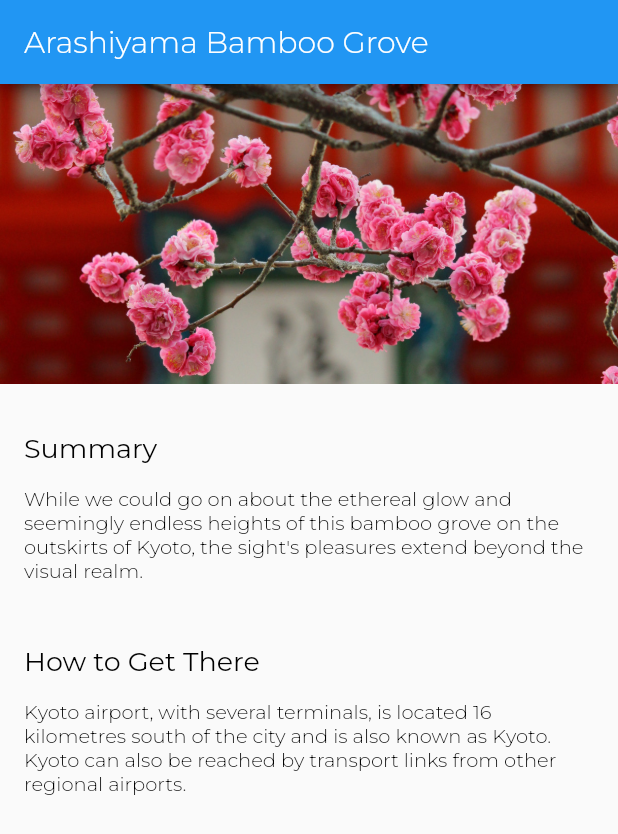
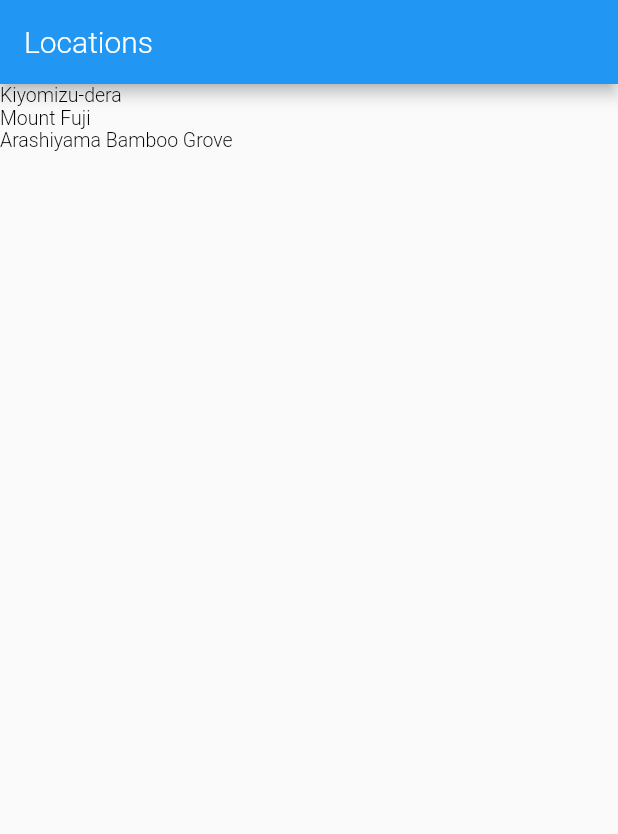
Before and after one commit to AshenOne98/beginner_app, a Flutter app: the screen it shows after launch, on a phone screen of 412 x 824 dp. Shown: the top 834 px of the screen. Run offline on Flutter 3.47's test engine with Material 2 defaults, Android fonts, the phone set to English and light mode, and no system bars.

Commit message:
added locations and route

```diff
--- a/lib/app.dart
+++ b/lib/app.dart
@@ -1,13 +1,41 @@
 import 'package:flutter/material.dart';
 import 'screens/location_detail/location_detail.dart';
+import 'screens/locations/locations.dart';
 import 'style.dart';
+
+const LocationsRoute = '/';
+const LocationDetailRoute = '/location_detail';
 
 class App extends StatelessWidget {
   @override
   Widget build(BuildContext context) {
     return MaterialApp(
-        home: LocationDetail(),
-        theme: ThemeData(
+      //home: Locations(),
+      onGenerateRoute: _routes(),
+      theme: _theme(),
+    );
+  }
+
+  RouteFactory _routes() {
+    return (settings) {
+      final Map<String, dynamic> arguments = settings.arguments;
+      Widget screen;
+      switch (settings.name) {
+        case LocationsRoute:
+          screen = Locations();
+          break;
+        case LocationDetailRoute:
+          screen = LocationDetail(arguments['id']);
+          break;
+        default:
+          return null;
+      }
+      return MaterialPageRoute(builder: (BuildContext context) => screen);
+    };
+  }
+
+  ThemeData _theme() {
+    return ThemeData(
         appBarTheme: AppBarTheme(
           // ignore: deprecated_member_use
           textTheme: TextTheme(title: AppBarTextStyle),
@@ -15,6 +43,6 @@ class App extends StatelessWidget {
         textTheme: TextTheme(
           title: TitleTextStyle,
           body1: Body1TextStyle,
-            )));
+        ));
   }
 }
--- a/lib/models/location.dart
+++ b/lib/models/location.dart
@@ -1,15 +1,27 @@
 import 'location_fact.dart';
 
 class Location {
+  final int id;
   String name;
   String imagePath;
   final List<LocationFact> facts;
 
-  Location(this.name, this.imagePath, this.facts);
+  Location(this.id, this.name, this.imagePath, this.facts);
 
   static List<Location> fetchAll() {
     return [
-      Location('Arashiyama Bamboo Grove', 'assets/images/kiyomizu-dera.jpg', [
+      Location(1, 'Kiyomizu-dera', 'assets/images/kiyomizu-dera.jpg', [
+        LocationFact('Summary',
+            'Kiyomizu-dera, officially Otowa-san Kiyomizu-dera, is an independent Buddhist temple in eastern Kyoto. The temple is part of the Historic Monuments of Ancient Kyoto UNESCO World Heritage site.'),
+        LocationFact('Architectural Style', 'Japanese Buddhist architecture.'),
+      ]),
+      Location(2, 'Mount Fuji', 'assets/images/fuji.jpg', [
+        LocationFact('Summary',
+            'Japan’s Mt. Fuji is an active volcano about 100 kilometers southwest of Tokyo. Commonly called “Fuji-san,” it’s the country’s tallest peak, at 3,776 meters. A pilgrimage site for centuries, it’s considered one of Japan’s 3 sacred mountains, and summit hikes remain a popular activity. Its iconic profile is the subject of numerous works of art, notably Edo Period prints by Hokusai and Hiroshige.'),
+        LocationFact('Did You Know',
+            'There are three cities that surround Mount Fuji: Gotemba, Fujiyoshida and Fujinomiya.'),
+      ]),
+      Location(3, 'Arashiyama Bamboo Grove', 'assets/images/arashiyama.jpg', [
         LocationFact('Summary',
             'While we could go on about the ethereal glow and seemingly endless heights of this bamboo grove on the outskirts of Kyoto, the sight\'s pleasures extend beyond the visual realm.'),
         LocationFact('How to Get There',
@@ -17,4 +29,18 @@ class Location {
       ]),
     ];
   }
+
+  static Location fetchByID(int locationID) {
+    //fetch all locations, iterate them and when we find the location
+    // with the ID we want, return it imediately
+
+    List<Location> locations = Location.fetchAll();
+    for (var i = 0; i < locations.length; i++) {
+      if (locations[i].id == locationID) {
+        return locations[i];
+      }
+    }
+
+    return null;
+  }
 }
--- a/lib/screens/location_detail/location_detail.dart
+++ b/lib/screens/location_detail/location_detail.dart
@@ -4,10 +4,15 @@ import 'text_section.dart';
 import 'package:beginner_app/models/location.dart';
 
 class LocationDetail extends StatelessWidget {
+  final int _locationID;
+
+  LocationDetail(this._locationID);
+
   @override
   Widget build(BuildContext context) {
-    final locations = Location.fetchAll();
-    final location = locations.first;
+    // final locations = Location.fetchAll();
+    // final location = locations.first;
+    final location = Location.fetchByID(_locationID);
 
     return Scaffold(
       appBar: AppBar(
--- /dev/null
+++ b/lib/screens/locations/locations.dart
@@ -0,0 +1,28 @@
+import 'package:flutter/material.dart';
+import 'package:beginner_app/app.dart';
+import 'package:beginner_app/models/location.dart';
+
+class Locations extends StatelessWidget {
+  @override
+  Widget build(BuildContext context) {
+    final locations = Location.fetchAll();
+
+    return Scaffold(
+      appBar: AppBar(
+        title: Text('Locations'),
+      ),
+      body: ListView(
+          children: locations
+              .map((location) => GestureDetector(
+                    child: Text(location.name),
+                    onTap: () => _onLocationTap(context, location.id),
+                  ))
+              .toList()),
+    );
+  }
+
+  _onLocationTap(BuildContext context, int locationID) {
+    Navigator.pushNamed(context, LocationDetailRoute,
+        arguments: {'id': locationID});
+  }
+}
```
Also changed, not shown: assets/fonts/Montserrat-Bold.ttf (renamed from assets/images/Montserrat-Bold.ttf), assets/fonts/Montserrat-Regular.ttf (renamed from assets/images/Montserrat-Regular.ttf), assets/images/arashiyama.jpg (added), assets/images/fuji.jpg (added). Lines whose indentation alone changed are shown as unchanged.
